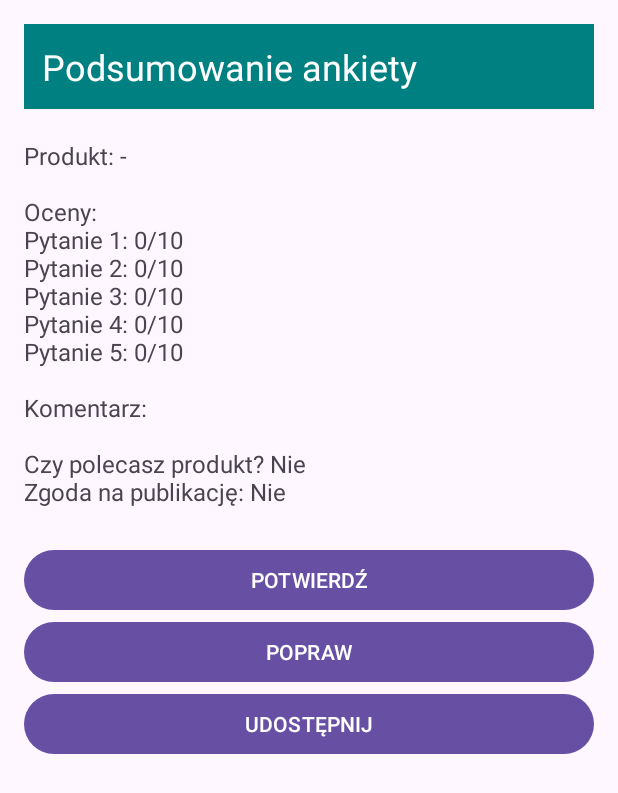
After one commit to prkz2137flakonik/23.11-toolbar, an Android app: the SummaryActivity screen opened directly, with no data from a screen before it, on a phone screen of 412 x 824 dp. The commit adds this screen. Shown: the top 793 px of the screen. Run offline under Robolectric (Android 15) with nearby library versions, the phone set to English and light mode, and no system bars.

Commit message:
feat: dodanie ekranu podsumowania i przekazywanie danych

```diff
--- a/app/src/main/AndroidManifest.xml
+++ b/app/src/main/AndroidManifest.xml
@@ -21,6 +21,11 @@
                 <category android:name="android.intent.category.LAUNCHER" />
             </intent-filter>
         </activity>
+        <activity
+            android:name=".SummaryActivity"
+            android:exported="false"
+            android:parentActivityName=".MainActivity"
+            android:windowSoftInputMode="adjustResize" />
     </application>
 
 </manifest>
--- /dev/null
+++ b/app/src/main/java/com/example/zapisy/SummaryActivity.java
@@ -0,0 +1,118 @@
+package com.example.zapisy;
+
+import android.content.ActivityNotFoundException;
+import android.content.Intent;
+import android.os.Bundle;
+import android.widget.Button;
+import android.widget.TextView;
+import android.widget.Toast;
+
+import androidx.appcompat.app.AppCompatActivity;
+
+public class SummaryActivity extends AppCompatActivity {
+
+    // Klucze do odbierania danych z MainActivity
+    public static final String EXTRA_PRODUCT = "EXTRA_PRODUCT";
+    public static final String EXTRA_Q1 = "EXTRA_Q1";
+    public static final String EXTRA_Q2 = "EXTRA_Q2";
+    public static final String EXTRA_Q3 = "EXTRA_Q3";
+    public static final String EXTRA_Q4 = "EXTRA_Q4";
+    public static final String EXTRA_Q5 = "EXTRA_Q5";
+    public static final String EXTRA_COMMENT = "EXTRA_COMMENT";
+    public static final String EXTRA_RECOMMEND = "EXTRA_RECOMMEND";
+    public static final String EXTRA_PUBLISH = "EXTRA_PUBLISH";
+    public static final String EXTRA_RESULT_NUMBER = "EXTRA_RESULT_NUMBER";
+
+    private TextView tvSummary;
+    private Button btnConfirm, btnEdit, btnShare;
+
+    @Override
+    protected void onCreate(Bundle savedInstanceState) {
+        super.onCreate(savedInstanceState);
+        setContentView(R.layout.activity_summary);
+
+        tvSummary = findViewById(R.id.tvSummary);
+        btnConfirm = findViewById(R.id.btnConfirm);
+        btnEdit = findViewById(R.id.btnEdit);
+        btnShare = findViewById(R.id.btnShare);
+
+        displaySummary();
+
+        btnConfirm.setOnClickListener(v -> confirmSurvey());
+
+        btnEdit.setOnClickListener(v -> finish());
+
+        btnShare.setOnClickListener(v -> shareSummary());
+    }
+
+    private void displaySummary() {
+        Intent intent = getIntent();
+
+        String product = intent.getStringExtra(EXTRA_PRODUCT);
+        if (product == null) {
+            product = "-";
+        }
+
+        int q1 = intent.getIntExtra(EXTRA_Q1, 0);
+        int q2 = intent.getIntExtra(EXTRA_Q2, 0);
+        int q3 = intent.getIntExtra(EXTRA_Q3, 0);
+        int q4 = intent.getIntExtra(EXTRA_Q4, 0);
+        int q5 = intent.getIntExtra(EXTRA_Q5, 0);
+
+        String comment = intent.getStringExtra(EXTRA_COMMENT);
+        if (comment == null) {
+            comment = "";
+        }
+
+        boolean recommend = intent.getBooleanExtra(EXTRA_RECOMMEND, false);
+        boolean publish = intent.getBooleanExtra(EXTRA_PUBLISH, false);
+
+        String recommendText = recommend
+                ? getString(R.string.yes)
+                : getString(R.string.no);
+
+        String publishText = publish
+                ? getString(R.string.yes)
+                : getString(R.string.no);
+
+        String summary = getString(
+                R.string.summary_format,
+                product, q1, q2, q3, q4, q5,
+                comment, recommendText, publishText
+        );
+
+        tvSummary.setText(summary);
+    }
+
+    private void confirmSurvey() {
+        String resultNumber = "ANK-" + (System.currentTimeMillis() % 1000000);
+
+        Intent resultIntent = new Intent();
+        resultIntent.putExtra(EXTRA_RESULT_NUMBER, resultNumber);
+
+        setResult(RESULT_OK, resultIntent);
+        finish();
+    }
+
+    private void shareSummary() {
+        Intent shareIntent = new Intent(Intent.ACTION_SEND);
+        shareIntent.setType("text/plain");
+        shareIntent.putExtra(
+                Intent.EXTRA_TEXT,
+                tvSummary.getText().toString()
+        );
+
+        try {
+            startActivity(Intent.createChooser(
+                    shareIntent,
+                    getString(R.string.share_via)
+            ));
+        } catch (ActivityNotFoundException e) {
+            Toast.makeText(
+                    this,
+                    R.string.no_share_app,
+                    Toast.LENGTH_SHORT
+            ).show();
+        }
+    }
+}
--- /dev/null
+++ b/app/src/main/res/layout/activity_summary.xml
@@ -0,0 +1,53 @@
+
+<?xml version="1.0" encoding="utf-8"?>
+<ScrollView xmlns:android="http://schemas.android.com/apk/res/android"
+    xmlns:tools="http://schemas.android.com/tools"
+    android:layout_width="match_parent"
+    android:layout_height="match_parent"
+    android:fillViewport="true"
+    tools:context=".SummaryActivity">
+
+    <LinearLayout
+        android:layout_width="match_parent"
+        android:layout_height="wrap_content"
+        android:orientation="vertical"
+        android:padding="16dp">
+
+        <TextView
+            android:layout_width="match_parent"
+            android:layout_height="wrap_content"
+            android:background="#008080"
+            android:padding="12dp"
+            android:text="@string/summary_header"
+            android:textColor="#FFFFFF"
+            android:textSize="24sp" />
+
+        <TextView
+            android:id="@+id/tvSummary"
+            android:layout_width="match_parent"
+            android:layout_height="wrap_content"
+            android:layout_marginTop="20dp"
+            android:textSize="16sp"
+            tools:text="Podsumowanie ankiety" />
+
+        <Button
+            android:id="@+id/btnConfirm"
+            android:layout_width="match_parent"
+            android:layout_height="wrap_content"
+            android:layout_marginTop="24dp"
+            android:text="@string/btn_confirm" />
+
+        <Button
+            android:id="@+id/btnEdit"
+            android:layout_width="match_parent"
+            android:layout_height="wrap_content"
+            android:text="@string/btn_edit" />
+
+        <Button
+            android:id="@+id/btnShare"
+            android:layout_width="match_parent"
+            android:layout_height="wrap_content"
+            android:text="@string/btn_share" />
+
+    </LinearLayout>
+</ScrollView>
--- a/app/src/main/res/values/strings.xml
+++ b/app/src/main/res/values/strings.xml
@@ -22,11 +22,11 @@
     <string name="error_mode">Zaznacz tryb zajec</string>
     <string name="confirm_title">Wyslac zgloszenie?</string>
     <string name="confirm_message">Sprawdz dane przed wyslaniem.</string>
-    <string name="yes">Tak, wyslij</string>
-    <string name="no">Popraw</string>
+
+
     <string name="sent">Zgloszenie wyslane</string>
     <string name="undo">Cofnij</string>
-    <string name="summary_format">%1$s\n%2$s\nUr. %3$s\nKurs: %4$s\nTryb: %5$s\nPoziom: %6$d/10\nNewsletter: %7$s</string>
+
     <string name="yes_short">tak</string>
     <string name="no_short">nie</string>
     <string-array name="courses">
@@ -74,4 +74,20 @@
     <string name="survey_clear_confirm">Wyczysc</string>
     <string name="survey_clear_cancel">Anuluj</string>
     <string name="survey_cleared">Formularz zostal wyczyszczony</string>
+
+    <string name="summary_header">Podsumowanie ankiety</string>
+    <string name="btn_confirm">POTWIERDŹ</string>
+    <string name="btn_edit">POPRAW</string>
+    <string name="btn_share">UDOSTĘPNIJ</string>
+
+    <string name="yes">Tak</string>
+    <string name="no">Nie</string>
+
+    <string name="summary_format">Produkt: %1$s\n\nOceny:\nPytanie 1: %2$d/10\nPytanie 2: %3$d/10\nPytanie 3: %4$d/10\nPytanie 4: %5$d/10\nPytanie 5: %6$d/10\n\nKomentarz: %7$s\n\nCzy polecasz produkt? %8$s\nZgoda na publikację: %9$s</string>
+
+    <string name="share_via">Udostępnij ankietę</string>
+    <string name="no_share_app">Brak aplikacji do udostępniania</string>
+
+    <string name="survey_confirmed">Ankieta potwierdzona! Numer: %1$s</string>
+    <string name="survey_cancelled">Zrezygnowano z potwierdzenia ankiety.</string>
 </resources>
```
Also changed, not shown: app/src/main/java/com/example/zapisy/MainActivity.java (+54 -18 lines).
